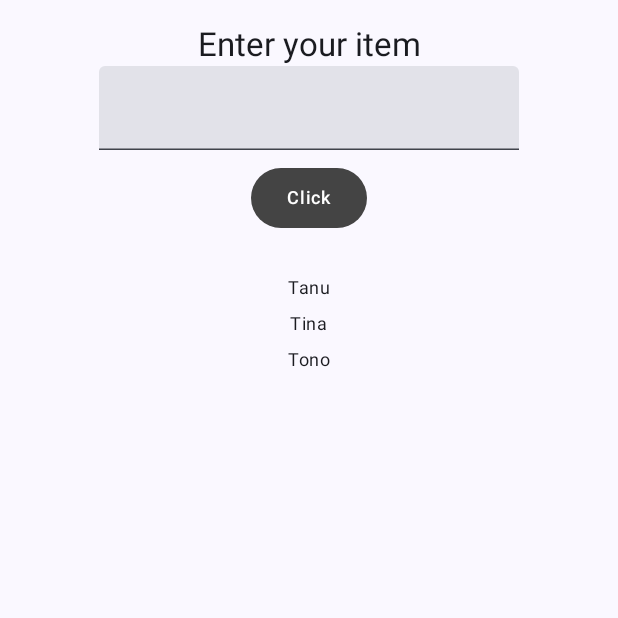
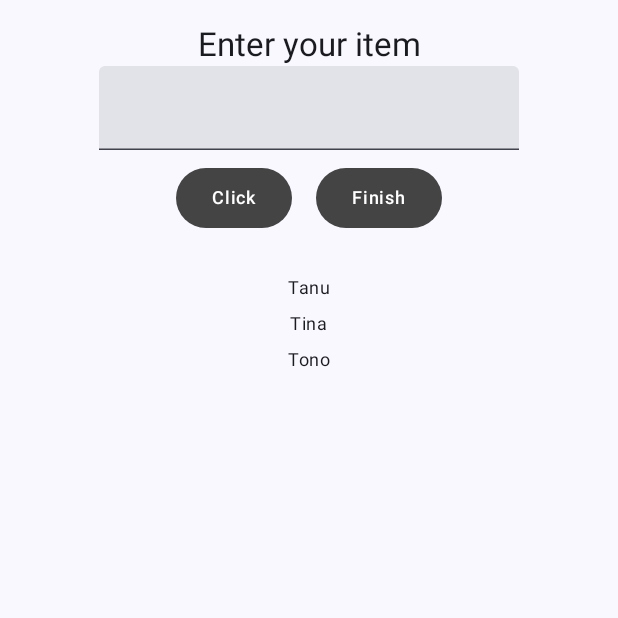
Before and after one commit to amadeussandro/LAB_WEEK_09, an Android app built with Jetpack Compose: the screen it shows after launch (MainActivity), after a tap on "Click", on a phone screen of 412 x 824 dp, the top half of it. Run offline under Robolectric (Android 15) with nearby library versions, the phone set to English and light mode, and no system bars.

```diff
--- a/app/src/main/java/com/example/lab_week_09/MainActivity.kt
+++ b/app/src/main/java/com/example/lab_week_09/MainActivity.kt
@@ -16,10 +16,7 @@ import androidx.compose.material3.Surface
 import androidx.compose.material3.TextField
 
 // UI
-import androidx.compose.runtime.Composable
-import androidx.compose.runtime.mutableStateListOf
-import androidx.compose.runtime.mutableStateOf
-import androidx.compose.runtime.remember
+import androidx.compose.runtime.*
 import androidx.compose.ui.Alignment
 import androidx.compose.ui.Modifier
 import androidx.compose.ui.res.stringResource
@@ -31,6 +28,14 @@ import androidx.compose.ui.text.input.KeyboardType
 import com.example.lab_week_09.ui.theme.OnBackgroundTitleText
 import com.example.lab_week_09.ui.theme.PrimaryTextButton
 import com.example.lab_week_09.ui.theme.OnBackgroundItemText
+
+// NAVIGATION
+import androidx.navigation.NavHostController
+import androidx.navigation.compose.NavHost
+import androidx.navigation.compose.rememberNavController
+import androidx.navigation.compose.composable
+import androidx.navigation.navArgument
+import androidx.navigation.NavType
 
 // THEME
 import com.example.lab_week_09.ui.theme.LAB_WEEK_09Theme
@@ -47,7 +52,9 @@ class MainActivity : ComponentActivity() {
                     modifier = Modifier.fillMaxSize(),
                     color = MaterialTheme.colorScheme.background
                 ) {
-                    Home()
+                    // ROOT → App()
+                    val navController = rememberNavController()
+                    App(navController = navController)
                 }
             }
         }
@@ -62,10 +69,43 @@ data class Student(
 )
 
 // -------------------------------
+// ROOT APP WITH NAVIGATION
+// -------------------------------
+@Composable
+fun App(navController: NavHostController) {
+
+    NavHost(
+        navController = navController,
+        startDestination = "home"
+    ) {
+        // HOME SCREEN
+        composable("home") {
+            Home { listString ->
+                navController.navigate("resultContent/?listData=$listString")
+            }
+        }
+
+        // RESULT SCREEN
+        composable(
+            "resultContent/?listData={listData}",
+            arguments = listOf(navArgument("listData") {
+                type = NavType.StringType
+            })
+        ) {
+            ResultContent(
+                it.arguments?.getString("listData").orEmpty()
+            )
+        }
+    }
+}
+
+// -------------------------------
 // PARENT COMPOSABLE — Home()
 // -------------------------------
 @Composable
-fun Home() {
+fun Home(
+    navigateFromHomeToResult: (String) -> Unit
+) {
 
     val listData = remember {
         mutableStateListOf(
@@ -75,21 +115,24 @@ fun Home() {
         )
     }
 
-    var inputField = remember {
+    var inputField by remember {
         mutableStateOf(Student(""))
     }
 
     HomeContent(
         listData = listData,
-        inputField = inputField.value,
+        inputField = inputField,
         onInputValueChange = { input ->
-            inputField.value = inputField.value.copy(name = input)
+            inputField = inputField.copy(name = input)
         },
         onButtonClick = {
-            if (inputField.value.name.isNotBlank()) {
-                listData.add(inputField.value)
-                inputField.value = Student("")
+            if (inputField.name.isNotBlank()) {
+                listData.add(inputField)
+                inputField = Student("")
             }
+        },
+        navigateFromHomeToResult = {
+            navigateFromHomeToResult(listData.toList().toString())
         }
     )
 }
@@ -102,7 +145,8 @@ fun HomeContent(
     listData: List<Student>,
     inputField: Student,
     onInputValueChange: (String) -> Unit,
-    onButtonClick: () -> Unit
+    onButtonClick: () -> Unit,
+    navigateFromHomeToResult: () -> Unit
 ) {
 
     LazyColumn {
@@ -116,7 +160,6 @@ fun HomeContent(
                 horizontalAlignment = Alignment.CenterHorizontally
             ) {
 
-                // TITLE (UI ELEMENT)
                 OnBackgroundTitleText(
                     text = stringResource(id = R.string.enter_item)
                 )
@@ -129,11 +172,19 @@ fun HomeContent(
                     onValueChange = { onInputValueChange(it) }
                 )
 
-                // BUTTON (UI ELEMENT)
-                PrimaryTextButton(
-                    text = stringResource(id = R.string.button_click),
-                    onClick = onButtonClick
-                )
+                Row {
+                    PrimaryTextButton(
+                        text = stringResource(id = R.string.button_click)
+                    ) {
+                        onButtonClick()
+                    }
+
+                    PrimaryTextButton(
+                        text = stringResource(id = R.string.button_navigate)
+                    ) {
+                        navigateFromHomeToResult()
+                    }
+                }
             }
         }
 
@@ -145,17 +196,31 @@ fun HomeContent(
                     .fillMaxSize(),
                 horizontalAlignment = Alignment.CenterHorizontally
             ) {
-
-                // ITEM TEXT (UI ELEMENT)
                 OnBackgroundItemText(text = item.name)
             }
         }
     }
 }
 
+// -------------------------------
+// RESULT SCREEN
+// -------------------------------
+@Composable
+fun ResultContent(listData: String) {
+    Column(
+        modifier = Modifier
+            .padding(vertical = 4.dp)
+            .fillMaxSize(),
+        horizontalAlignment = Alignment.CenterHorizontally
+    ) {
+        OnBackgroundItemText(text = listData)
+    }
+}
+
+
 // PREVIEW
 @Preview(showBackground = true)
 @Composable
 fun PreviewHome() {
-    Home()
+    Home {}
 }
--- a/app/src/main/res/values/strings.xml
+++ b/app/src/main/res/values/strings.xml
@@ -3,4 +3,7 @@
     <string name="list_title">This is the list title</string>
     <string name="enter_item">Enter your item</string>
     <string name="button_click">Click</string>
+
+    <!-- Tambahin ini -->
+    <string name="button_navigate">Finish</string>
 </resources>
```
Also changed, not shown: app/build.gradle.kts (+5 -4 lines).
